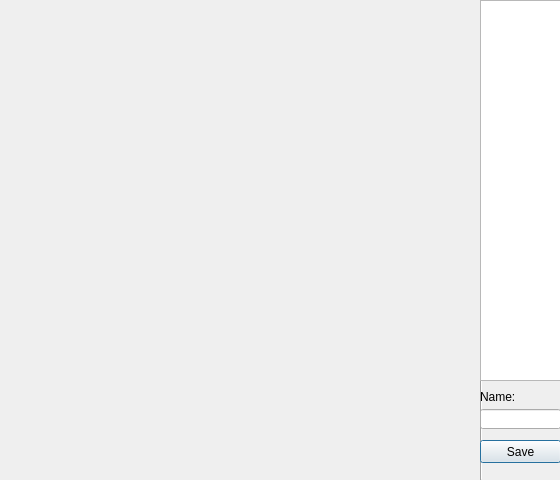
First picture: the form in Hylco_Uding/MapMaker/editor.ui, repository madmilla/THO78-Roborescue, before the edit.
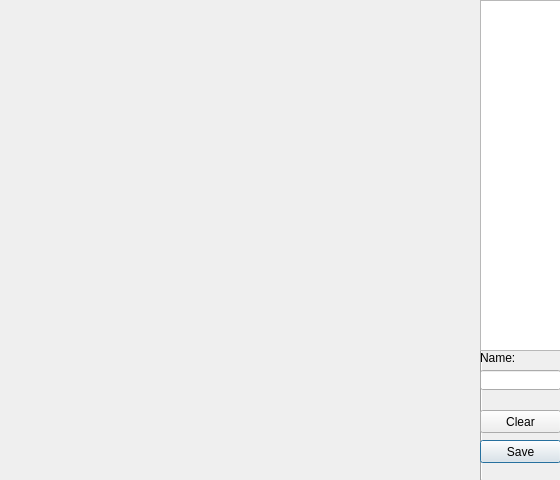
Second picture: the form after the edit.

The edit to the form file:
```diff
--- a/Hylco_Uding/MapMaker/editor.ui
+++ b/Hylco_Uding/MapMaker/editor.ui
@@ -43,7 +43,7 @@
    <property name="geometry">
     <rect>
      <x>480</x>
-     <y>409</y>
+     <y>370</y>
      <width>81</width>
      <height>20</height>
     </rect>
@@ -53,7 +53,7 @@
    <property name="geometry">
     <rect>
      <x>480</x>
-     <y>390</y>
+     <y>351</y>
      <width>47</width>
      <height>13</height>
     </rect>
@@ -68,10 +68,23 @@
      <x>480</x>
      <y>0</y>
      <width>81</width>
-     <height>381</height>
+     <height>351</height>
     </rect>
    </property>
   </widget>
+  <widget class="QPushButton" name="clear">
+   <property name="geometry">
+    <rect>
+     <x>480</x>
+     <y>410</y>
+     <width>81</width>
+     <height>23</height>
+    </rect>
+   </property>
+   <property name="text">
+    <string>Clear</string>
+   </property>
+  </widget>
  </widget>
  <resources/>
  <connections/>
```
